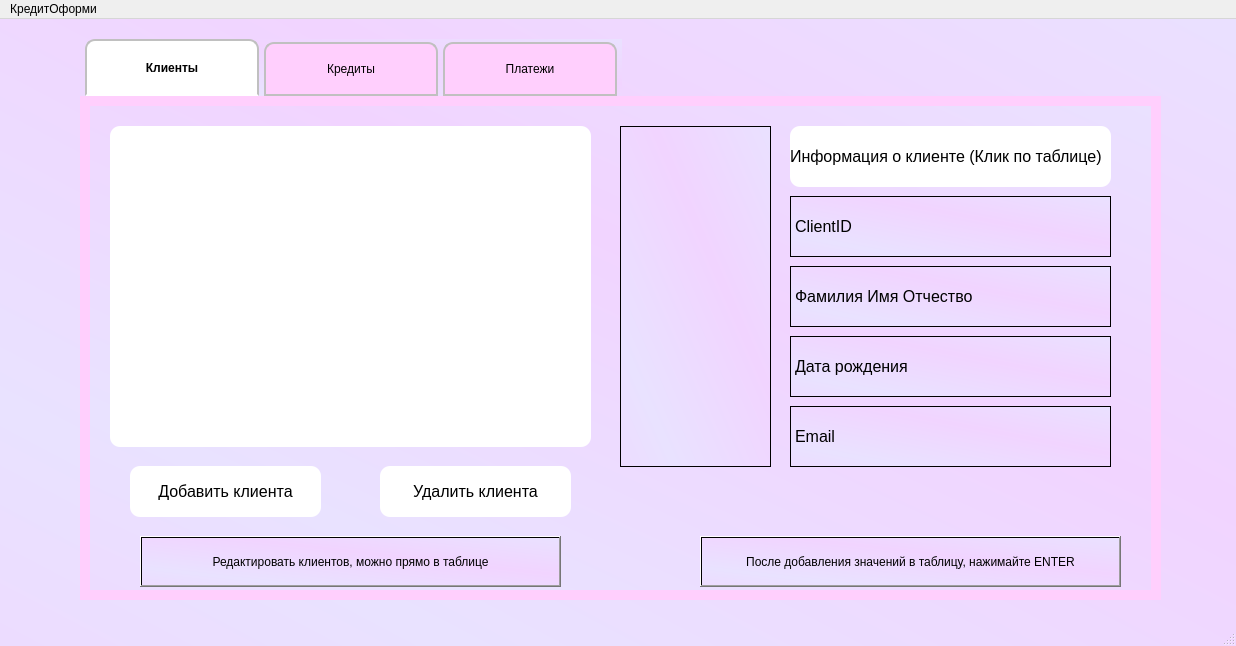
This is mainwindow.ui in KuvarzinMA/project_qt_cpp as Qt 5 draws it before an edit. The edited form follows.
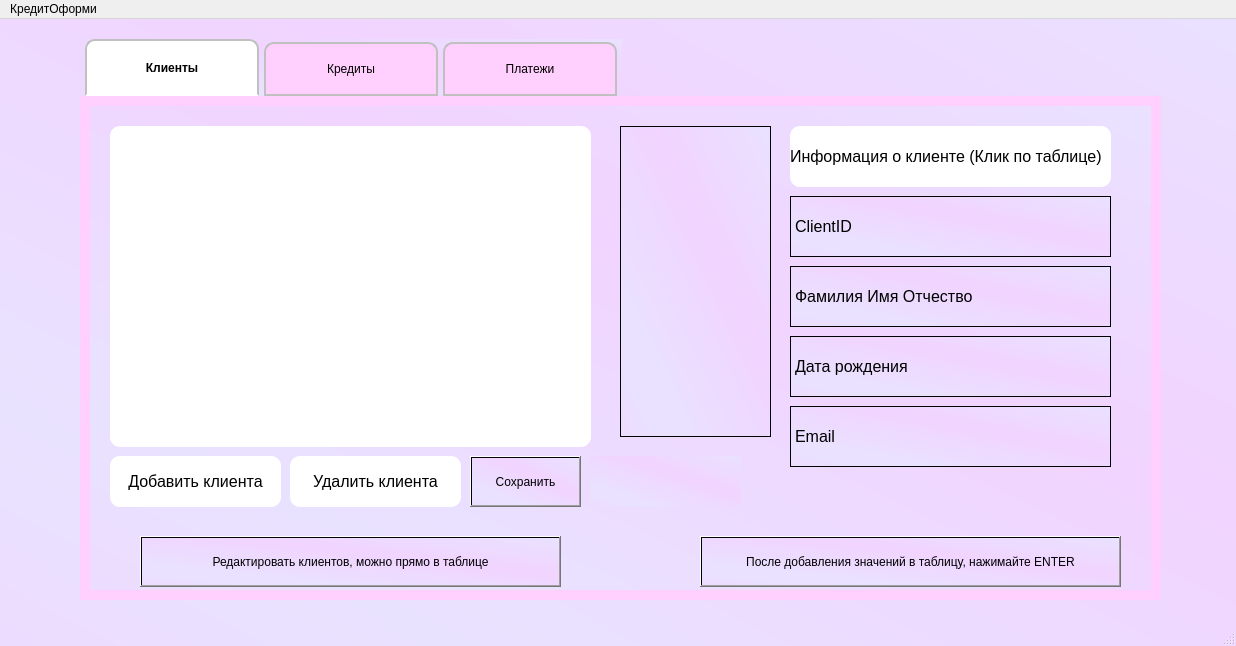
This is the edited form. Icons and pictures are not drawn.

What changed in the file:
```diff
--- a/mainwindow.ui
+++ b/mainwindow.ui
@@ -92,9 +92,9 @@
      <widget class="QPushButton" name="add_row">
       <property name="geometry">
        <rect>
-        <x>40</x>
-        <y>360</y>
-        <width>191</width>
+        <x>20</x>
+        <y>350</y>
+        <width>171</width>
         <height>51</height>
        </rect>
       </property>
@@ -111,9 +111,9 @@
      <widget class="QPushButton" name="remove_row">
       <property name="geometry">
        <rect>
-        <x>290</x>
-        <y>360</y>
-        <width>191</width>
+        <x>200</x>
+        <y>350</y>
+        <width>171</width>
         <height>51</height>
        </rect>
       </property>
@@ -133,7 +133,7 @@
         <x>530</x>
         <y>20</y>
         <width>151</width>
-        <height>341</height>
+        <height>311</height>
        </rect>
       </property>
       <property name="styleSheet">
@@ -273,6 +273,32 @@
        <string>Email</string>
       </property>
      </widget>
+     <widget class="QPushButton" name="save_clients">
+      <property name="geometry">
+       <rect>
+        <x>380</x>
+        <y>350</y>
+        <width>111</width>
+        <height>51</height>
+       </rect>
+      </property>
+      <property name="text">
+       <string>Сохранить</string>
+      </property>
+     </widget>
+     <widget class="QLabel" name="label_saved_clients">
+      <property name="geometry">
+       <rect>
+        <x>500</x>
+        <y>350</y>
+        <width>151</width>
+        <height>51</height>
+       </rect>
+      </property>
+      <property name="text">
+       <string/>
+      </property>
+     </widget>
     </widget>
     <widget class="QWidget" name="credits_tab">
      <attribute name="title">
```
Left out of the diff: 38 changed lines with no effect on the pictures.
